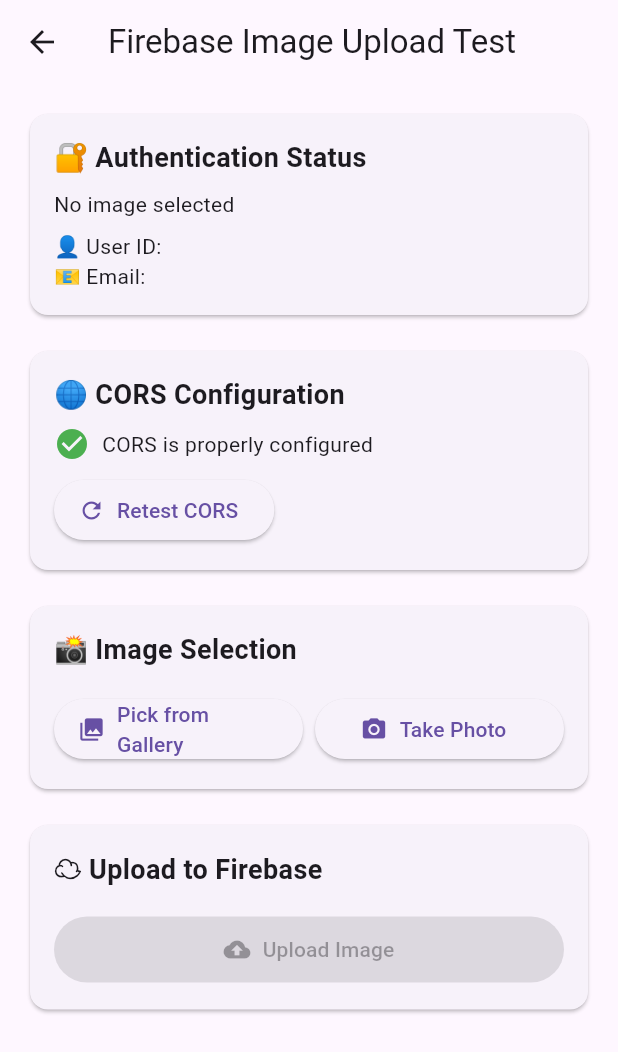
After one commit to ZERO-0727/lucky_star_flutter, a Flutter app: the ImageUploadTestScreen screen opened directly, after a tap on "Pick from Gallery", on a phone screen of 412 x 824 dp. The commit adds this screen. Shown: the top 1052 px of the screen. Run offline on Flutter 3.47's test engine with Material 3 defaults, Android fonts, the phone set to English and light mode, and no system bars; our stand-ins replace cloud_firestore, cross_file, firebase_auth, firebase_core, firebase_storage, flutter_dotenv and 4 more; accounts and stored records are empty.

Commit message:
✅ Fix Firebase Storage upload issue (CORS & bucket misconfiguration)
- Corrected Firebase Storage bucket: gs://luckystar-flutter-12d06.firebasestorage.app
- Added proper CORS rules via gsutil for web upload support
- Initially failed due to using wrong bucket names (e.g. luckystar-flutter-12d06, .appspot.com)
- Fixed by confirming bucket ID in Google Cloud → Firebase Console
- Verified terminal setup (gcloud auth + config project)
- Final test: Flutter Web image uploads now working, URLs successfully saved to Firestore

```diff
--- a/lib/main.dart
+++ b/lib/main.dart
@@ -23,9 +23,9 @@
 import 'firebase_email_verification_debug.dart';
 import 'screens/auth/auth_wrapper.dart';
 import 'screens/auth/profile_screen.dart';
-import 'services/auth_service.dart';
 import 'welcome_page.dart';
 import 'app_wrapper.dart';
+import 'screens/image_upload_test_screen.dart';
 
 void main() async {
   WidgetsFlutterBinding.ensureInitialized();
@@ -143,6 +143,7 @@
         '/welcome': (context) => const WelcomePage(),
         '/login': (context) => const AuthWrapper(),
         '/profile': (context) => const ProfileScreen(),
+        '/image-upload-test': (context) => const ImageUploadTestScreen(),
       },
       onGenerateRoute: (settings) {
         switch (settings.name) {
--- a/lib/post_experience_screen.dart
+++ b/lib/post_experience_screen.dart
@@ -8,7 +8,6 @@
 import 'package:cloud_firestore/cloud_firestore.dart';
 import 'package:firebase_storage/firebase_storage.dart';
 import 'services/experience_service.dart';
-import 'models/experience_model.dart';
 
 // 🚨 EMERGENCY FIX: Simple image status tracking
 enum ImageStatus { pending, uploading, success, failed, retrying }
@@ -72,7 +71,7 @@
   // Firestore and Storage references
   final FirebaseFirestore _firestore = FirebaseFirestore.instance;
   final FirebaseStorage _storage = FirebaseStorage.instanceFor(
-    bucket: 'gs://luckystar-uploads',
+    bucket: 'gs://luckystar-flutter-12d06.firebasestorage.app',
   );
   final ImagePicker _picker = ImagePicker();
 
--- /dev/null
+++ b/lib/screens/image_upload_test_screen.dart
@@ -0,0 +1,490 @@
+import 'dart:typed_data';
+import 'package:flutter/material.dart';
+import 'package:image_picker/image_picker.dart';
+import '../services/firebase_image_upload_service.dart';
+
+class ImageUploadTestScreen extends StatefulWidget {
+  const ImageUploadTestScreen({super.key});
+
+  @override
+  State<ImageUploadTestScreen> createState() => _ImageUploadTestScreenState();
+}
+
+class _ImageUploadTestScreenState extends State<ImageUploadTestScreen> {
+  String? _uploadedImageUrl;
+  bool _isUploading = false;
+  double _uploadProgress = 0.0;
+  String _statusMessage = 'Ready to upload';
+  XFile? _selectedImage;
+  Uint8List? _imageBytes;
+  bool _corsTestPassed = false;
+
+  @override
+  void initState() {
+    super.initState();
+    _checkAuthenticationStatus();
+    _testCorsConfiguration();
+  }
+
+  void _checkAuthenticationStatus() {
+    final userInfo = FirebaseImageUploadService.userInfo;
+    setState(() {
+      _statusMessage =
+          userInfo['isAuthenticated']
+              ? '✅ Authenticated as: ${userInfo['email']}'
+              : '❌ Not authenticated - please sign in first';
+    });
+  }
+
+  Future<void> _testCorsConfiguration() async {
+    try {
+      final bool corsWorking =
+          await FirebaseImageUploadService.testCorsConfiguration();
+      setState(() {
+        _corsTestPassed = corsWorking;
+      });
+    } catch (e) {
+      print('CORS test error: $e');
+    }
+  }
+
+  Future<void> _pickImage() async {
+    try {
+      setState(() {
+        _statusMessage = 'Selecting image...';
+      });
+
+      final XFile? image = await FirebaseImageUploadService.pickImage();
+
+      if (image != null) {
+        final Uint8List bytes = await image.readAsBytes();
+        setState(() {
+          _selectedImage = image;
+          _imageBytes = bytes;
+          _statusMessage = 'Image selected: ${image.name}';
+          _uploadedImageUrl = null; // Clear previous upload
+        });
+      } else {
+        setState(() {
+          _statusMessage = 'No image selected';
+        });
+      }
+    } catch (e) {
+      setState(() {
+        _statusMessage = 'Error selecting image: $e';
+      });
+    }
+  }
+
+  Future<void> _uploadImage() async {
+    if (_selectedImage == null) {
+      ScaffoldMessenger.of(context).showSnackBar(
+        const SnackBar(content: Text('Please select an image first')),
+      );
+      return;
+    }
+
+    if (!FirebaseImageUploadService.isUserAuthenticated) {
+      ScaffoldMessenger.of(context).showSnackBar(
+        const SnackBar(
+          content: Text('Please authenticate first'),
+          backgroundColor: Colors.red,
+        ),
+      );
+      return;
+    }
+
+    setState(() {
+      _isUploading = true;
+      _uploadProgress = 0.0;
+      _statusMessage = 'Starting upload...';
+      _uploadedImageUrl = null;
+    });
+
+    try {
+      final String downloadUrl = await FirebaseImageUploadService.uploadImage(
+        imageFile: _selectedImage!,
+        folder: 'test_uploads',
+        onProgress: (double progress) {
+          setState(() {
+            _uploadProgress = progress;
+            _statusMessage =
+                'Uploading... ${(progress * 100).toStringAsFixed(1)}%';
+          });
+        },
+      );
+
+      setState(() {
+        _uploadedImageUrl = downloadUrl;
+        _statusMessage = '✅ Upload successful!';
+        _isUploading = false;
+      });
+
+      // Show success message
+      if (mounted) {
+        ScaffoldMessenger.of(context).showSnackBar(
+          const SnackBar(
+            content: Text('🎉 Image uploaded successfully!'),
+            backgroundColor: Colors.green,
+          ),
+        );
+      }
+    } catch (e) {
+      setState(() {
+        _statusMessage = '❌ Upload failed: $e';
+        _isUploading = false;
+        _uploadProgress = 0.0;
+      });
+
+      if (mounted) {
+        ScaffoldMessenger.of(context).showSnackBar(
+          SnackBar(
+            content: Text('Upload failed: $e'),
+            backgroundColor: Colors.red,
+          ),
+        );
+      }
+    }
+  }
+
+  Future<void> _deleteImage() async {
+    if (_uploadedImageUrl == null) return;
+
+    try {
+      await FirebaseImageUploadService.deleteImage(_uploadedImageUrl!);
+
+      setState(() {
+        _uploadedImageUrl = null;
+        _statusMessage = '🗑️ Image deleted successfully';
+      });
+
+      if (mounted) {
+        ScaffoldMessenger.of(context).showSnackBar(
+          const SnackBar(
+            content: Text('Image deleted successfully'),
+            backgroundColor: Colors.orange,
+          ),
+        );
+      }
+    } catch (e) {
+      setState(() {
+        _statusMessage = '❌ Delete failed: $e';
+      });
+    }
+  }
+
+  @override
+  Widget build(BuildContext context) {
+    return Scaffold(
+      appBar: AppBar(
+        title: const Text('Firebase Image Upload Test'),
+        centerTitle: true,
+      ),
+      body: SingleChildScrollView(
+        padding: const EdgeInsets.all(16.0),
+        child: Column(
+          crossAxisAlignment: CrossAxisAlignment.stretch,
+          children: [
+            // Authentication Status Card
+            Card(
+              child: Padding(
+                padding: const EdgeInsets.all(16.0),
+                child: Column(
+                  crossAxisAlignment: CrossAxisAlignment.start,
+                  children: [
+                    const Text(
+                      '🔐 Authentication Status',
+                      style: TextStyle(
+                        fontSize: 18,
+                        fontWeight: FontWeight.bold,
+                      ),
+                    ),
+                    const SizedBox(height: 8),
+                    Text(_statusMessage),
+                    const SizedBox(height: 8),
+                    if (FirebaseImageUploadService.isUserAuthenticated) ...[
+                      Text(
+                        '👤 User ID: ${FirebaseImageUploadService.userInfo['uid']}',
+                      ),
+                      Text(
+                        '📧 Email: ${FirebaseImageUploadService.userInfo['email']}',
+                      ),
+                    ],
+                  ],
+                ),
+              ),
+            ),
+
+            const SizedBox(height: 16),
+
+            // CORS Test Status
+            Card(
+              child: Padding(
+                padding: const EdgeInsets.all(16.0),
+                child: Column(
+                  crossAxisAlignment: CrossAxisAlignment.start,
+                  children: [
+                    const Text(
+                      '🌐 CORS Configuration',
+                      style: TextStyle(
+                        fontSize: 18,
+                        fontWeight: FontWeight.bold,
+                      ),
+                    ),
+                    const SizedBox(height: 8),
+                    Row(
+                      children: [
+                        Icon(
+                          _corsTestPassed ? Icons.check_circle : Icons.error,
+                          color: _corsTestPassed ? Colors.green : Colors.red,
+                        ),
+                        const SizedBox(width: 8),
+                        Text(
+                          _corsTestPassed
+                              ? 'CORS is properly configured'
+                              : 'CORS test failed - check configuration',
+                        ),
+                      ],
+                    ),
+                    const SizedBox(height: 8),
+                    ElevatedButton.icon(
+                      icon: const Icon(Icons.refresh),
+                      label: const Text('Retest CORS'),
+                      onPressed: _testCorsConfiguration,
+                    ),
+                  ],
+                ),
+              ),
+            ),
+
+            const SizedBox(height: 16),
+
+            // Image Selection Section
+            Card(
+              child: Padding(
+                padding: const EdgeInsets.all(16.0),
+                child: Column(
+                  crossAxisAlignment: CrossAxisAlignment.start,
+                  children: [
+                    const Text(
+                      '📸 Image Selection',
+                      style: TextStyle(
+                        fontSize: 18,
+                        fontWeight: FontWeight.bold,
+                      ),
+                    ),
+                    const SizedBox(height: 16),
+
+                    if (_imageBytes != null) ...[
+                      // Show selected image preview
+                      Container(
+                        height: 200,
+                        width: double.infinity,
+                        decoration: BoxDecoration(
+                          borderRadius: BorderRadius.circular(8),
+                          border: Border.all(color: Colors.grey),
+                        ),
+                        child: ClipRRect(
+                          borderRadius: BorderRadius.circular(8),
+                          child: Image.memory(_imageBytes!, fit: BoxFit.cover),
+                        ),
+                      ),
+                      const SizedBox(height: 8),
+                      Text('Selected: ${_selectedImage?.name ?? 'Unknown'}'),
+                      const SizedBox(height: 16),
+                    ],
+
+                    // Image picker buttons
+                    Row(
+                      children: [
+                        Expanded(
+                          child: ElevatedButton.icon(
+                            icon: const Icon(Icons.photo_library),
+                            label: const Text('Pick from Gallery'),
+                            onPressed: _isUploading ? null : _pickImage,
+                          ),
+                        ),
+                        const SizedBox(width: 8),
+                        Expanded(
+                          child: ElevatedButton.icon(
+                            icon: const Icon(Icons.camera_alt),
+                            label: const Text('Take Photo'),
+                            onPressed:
+                                _isUploading
+                                    ? null
+                                    : () async {
+                                      final image =
+                                          await FirebaseImageUploadService.pickImage(
+                                            source: ImageSource.camera,
+                                          );
+                                      if (image != null) {
+                                        final bytes = await image.readAsBytes();
+                                        setState(() {
+                                          _selectedImage = image;
+                                          _imageBytes = bytes;
+                                          _statusMessage =
+                                              'Photo taken: ${image.name}';
+                                        });
+                                      }
+                                    },
+                          ),
+                        ),
+                      ],
+                    ),
+                  ],
+                ),
+              ),
+            ),
+
+            const SizedBox(height: 16),
+
+            // Upload Section
+            Card(
+              child: Padding(
+                padding: const EdgeInsets.all(16.0),
+                child: Column(
+                  crossAxisAlignment: CrossAxisAlignment.start,
+                  children: [
+                    const Text(
+                      '☁️ Upload to Firebase',
+                      style: TextStyle(
+                        fontSize: 18,
+                        fontWeight: FontWeight.bold,
+                      ),
+                    ),
+                    const SizedBox(height: 16),
+
+                    // Upload progress
+                    if (_isUploading) ...[
+                      LinearProgressIndicator(value: _uploadProgress),
+                      const SizedBox(height: 8),
+                      Text(
+                        'Progress: ${(_uploadProgress * 100).toStringAsFixed(1)}%',
+                      ),
+                      const SizedBox(height: 16),
+                    ],
+
+                    // Upload button
+                    SizedBox(
+                      width: double.infinity,
+                      child: ElevatedButton.icon(
+                        icon:
+                            _isUploading
+                                ? const SizedBox(
+                                  width: 16,
+                                  height: 16,
+                                  child: CircularProgressIndicator(
+                                    strokeWidth: 2,
+                                  ),
+                                )
+                                : const Icon(Icons.cloud_upload),
+                        label: Text(
+                          _isUploading ? 'Uploading...' : 'Upload Image',
+                        ),
+                        onPressed:
+                            (_selectedImage != null && !_isUploading)
+                                ? _uploadImage
+                                : null,
+                        style: ElevatedButton.styleFrom(
+                          backgroundColor: Colors.blue,
+                          foregroundColor: Colors.white,
+                          padding: const EdgeInsets.symmetric(vertical: 12),
+                        ),
+                      ),
+                    ),
+                  ],
+                ),
+              ),
+            ),
+
+            const SizedBox(height: 16),
+
+            // Uploaded Image Display
+            if (_uploadedImageUrl != null) ...[
+              Card(
+                child: Padding(
+                  padding: const EdgeInsets.all(16.0),
+                  child: Column(
+                    crossAxisAlignment: CrossAxisAlignment.start,
+                    children: [
+                      const Text(
+                        '✅ Uploaded Image',
+                        style: TextStyle(
+                          fontSize: 18,
+                          fontWeight: FontWeight.bold,
+                        ),
+                      ),
+                      const SizedBox(height: 16),
+
+                      // Display uploaded image
+                      Container(
+                        height: 200,
+                        width: double.infinity,
+                        decoration: BoxDecoration(
+                          borderRadius: BorderRadius.circular(8),
+                          border: Border.all(color: Colors.green, width: 2),
+                        ),
+                        child: ClipRRect(
+                          borderRadius: BorderRadius.circular(8),
+                          child: Image.network(
+                            _uploadedImageUrl!,
+                            fit: BoxFit.cover,
+                            loadingBuilder: (context, child, loadingProgress) {
+                              if (loadingProgress == null) return child;
+                              return const Center(
+                                child: CircularProgressIndicator(),
+                              );
+                            },
+                            errorBuilder: (context, error, stackTrace) {
+                              return const Center(
+                                child: Icon(Icons.error, color: Colors.red),
+                              );
+                            },
+                          ),
+                        ),
+                      ),
+
+                      const SizedBox(height: 16),
+
+                      // Download URL
+                      const Text(
+                        'Download URL:',
+                        style: TextStyle(fontWeight: FontWeight.bold),
+                      ),
+                      const SizedBox(height: 4),
+                      SelectableText(
+                        _uploadedImageUrl!,
+                        style: const TextStyle(
+                          fontSize: 12,
+                          color: Colors.blue,
+                        ),
+                      ),
+
+                      const SizedBox(height: 16),
+
+                      // Delete button
+                      SizedBox(
+                        width: double.infinity,
+                        child: ElevatedButton.icon(
+                          icon: const Icon(Icons.delete),
+                          label: const Text('Delete Image'),
+                          onPressed: _deleteImage,
+                          style: ElevatedButton.styleFrom(
+                            backgroundColor: Colors.red,
+                            foregroundColor: Colors.white,
+                          ),
+                        ),
+                      ),
+                    ],
+                  ),
+                ),
+              ),
+            ],
+
+            const SizedBox(height: 32),
+          ],
+        ),
+      ),
+    );
+  }
+}
--- /dev/null
+++ b/lib/services/firebase_image_upload_service.dart
@@ -0,0 +1,212 @@
+import 'dart:typed_data';
+import 'package:firebase_auth/firebase_auth.dart';
+import 'package:firebase_storage/firebase_storage.dart';
+import 'package:flutter/foundation.dart' show kIsWeb;
+import 'package:image_picker/image_picker.dart';
+
+class FirebaseImageUploadService {
+  // Your correct Firebase Storage bucket
+  static final FirebaseStorage _storage = FirebaseStorage.instanceFor(
+    bucket: 'gs://luckystar-flutter-12d06.firebasestorage.app',
+  );
+
+  static final FirebaseAuth _auth = FirebaseAuth.instance;
+  static final ImagePicker _picker = ImagePicker();
+
+  /// Check if user is authenticated
+  static bool get isUserAuthenticated => _auth.currentUser != null;
+
+  /// Get current user info for debugging
+  static Map<String, dynamic> get userInfo {
+    final user = _auth.currentUser;
+    return {
+      'isAuthenticated': user != null,
+      'uid': user?.uid ?? 'No user',
+      'email': user?.email ?? 'No email',
+      'displayName': user?.displayName ?? 'No name',
+    };
+  }
+
+  /// Pick an image from gallery/camera
+  static Future<XFile?> pickImage({
+    ImageSource source = ImageSource.gallery,
+  }) async {
+    try {
+      final XFile? image = await _picker.pickImage(
+        source: source,
+        maxWidth: 1920,
+        maxHeight: 1080,
+        imageQuality: 85,
+      );
+      return image;
+    } catch (e) {
+      print('❌ Error picking image: $e');
+      rethrow;
+    }
+  }
+
+  /// Upload image to Firebase Storage with authentication check
+  static Future<String> uploadImage({
+    required XFile imageFile,
+    String folder = 'uploads',
+    Function(double)? onProgress,
+  }) async {
+    // 1. Check authentication
+    if (!isUserAuthenticated) {
+      throw Exception('❌ User must be authenticated to upload images');
+    }
+
+    final user = _auth.currentUser!;
+
+    // 2. Debug logging
+    print('🚀 Starting image upload...');
+    print('🌐 Platform: ${kIsWeb ? "Web" : "Mobile"}');
+    print('🔐 User authenticated: ${user.email} (${user.uid})');
+
+    try {
+      // 3. Read file bytes
+      final Uint8List bytes = await imageFile.readAsBytes();
+      if (bytes.isEmpty) {
+        throw Exception('❌ Selected image file is empty');
+      }
+
+      print(
+        '📏 File size: ${bytes.length} bytes (${(bytes.length / 1024 / 1024).toStringAsFixed(2)} MB)',
+      );
+
+      // 4. Check file size limit (5MB)
+      if (bytes.length > 5 * 1024 * 1024) {
+        throw Exception('❌ Image too large. Please select images under 5MB');
+      }
+
+      // 5. Generate unique filename
+      final String timestamp = DateTime.now().millisecondsSinceEpoch.toString();
+      final String extension =
+          imageFile.name.toLowerCase().endsWith('.png') ? 'png' : 'jpg';
+      final String fileName =
+          'image_${timestamp}_${user.uid.substring(0, 8)}.$extension';
+
+      // 6. Create storage reference
+      final String uploadPath = '$folder/${user.uid}/$fileName';
+      final Reference ref = _storage.ref().child(uploadPath);
+
+      print('📂 Upload path: $uploadPath');
+      print('🎯 Storage bucket: ${_storage.bucket}');
+
+      // 7. Set metadata
+      final SettableMetadata metadata = SettableMetadata(
+        contentType: extension == 'png' ? 'image/png' : 'image/jpeg',
+        customMetadata: {
+          'uploadedBy': user.uid,
+          'uploadedAt': DateTime.now().toIso8601String(),
+          'userEmail': user.email ?? 'unknown',
+          'originalName': imageFile.name,
+          'platform': kIsWeb ? 'web' : 'mobile',
+        },
+      );
+
+      // 8. Start upload
+      final UploadTask uploadTask = ref.putData(bytes, metadata);
+
+      // 9. Monitor progress
+      uploadTask.snapshotEvents.listen(
+        (TaskSnapshot snapshot) {
+          final double progress =
+              snapshot.bytesTransferred / snapshot.totalBytes;
+          print('📊 Upload progress: ${(progress * 100).toStringAsFixed(1)}%');
+          onProgress?.call(progress);
+        },
+        onError: (error) {
+          print('❌ Upload stream error: $error');
+        },
+      );
+
+      // 10. Wait for completion with timeout
+      final TaskSnapshot snapshot = await uploadTask.timeout(
+        const Duration(seconds: 120),
+        onTimeout:
+            () => throw Exception('❌ Upload timed out after 120 seconds'),
+      );
+
+      // 11. Get download URL
+      final String downloadUrl = await snapshot.ref.getDownloadURL();
+
+      // 12. Validate URL
+      if (!downloadUrl.startsWith('https://') ||
+          !downloadUrl.contains('firebasestorage.googleapis.com')) {
+        throw Exception('❌ Invalid download URL received');
+      }
+
+      print('✅ Upload successful!');
+      print('🔗 Download URL: $downloadUrl');
+
+      // 13. Verify CORS is working (this call succeeds means CORS is properly configured)
+      print(
+        '🌐 CORS verification: Upload completed successfully - CORS is working!',
+      );
+
+      return downloadUrl;
+    } catch (e) {
+      print('💥 Upload failed: $e');
+
+      // Provide specific error messages for common issues
+      if (e.toString().contains('storage/unauthorized')) {
+        throw Exception(
+          '❌ Upload unauthorized. Check Firebase Storage security rules.',
+        );
+      } else if (e.toString().contains('storage/retry-limit-exceeded')) {
+        throw Exception(
+          '❌ Upload failed due to poor network. Please try again.',
+        );
+      } else if (e.toString().contains('storage/unknown')) {
+        throw Exception(
+          '❌ Upload failed. Check authentication and storage rules.',
+        );
+      } else {
+        rethrow;
+      }
+    }
+  }
+
+  /// Test CORS configuration by attempting a simple operation
+  static Future<bool> testCorsConfiguration() async {
+    try {
+      print('🧪 Testing CORS configuration...');
+
+      if (!isUserAuthenticated) {
+        print('⚠️ User not authenticated - cannot test upload');
+        return false;
+      }
+
+      // Try to list files in user's folder (lightweight operation)
+      final user = _auth.currentUser!;
+      final Reference testRef = _storage.ref().child('test/${user.uid}/');
+
+      // This operation will fail if CORS is not properly configured
+      await testRef.listAll();
+
+      print('✅ CORS test passed - Firebase Storage is accessible from web');
+      return true;
+    } catch (e) {
+      print('❌ CORS test failed: $e');
+      print('💡 This might indicate CORS configuration issues');
+      return false;
+    }
+  }
+
+  /// Delete an image from Firebase Storage
+  static Future<void> deleteImage(String downloadUrl) async {
+    try {
+      if (!isUserAuthenticated) {
+        throw Exception('❌ User must be authenticated to delete images');
+      }
+
+      final Reference ref = _storage.refFromURL(downloadUrl);
+      await ref.delete();
+      print('🗑️ Image deleted successfully');
+    } catch (e) {
+      print('❌ Error deleting image: $e');
+      rethrow;
+    }
+  }
+}
```
